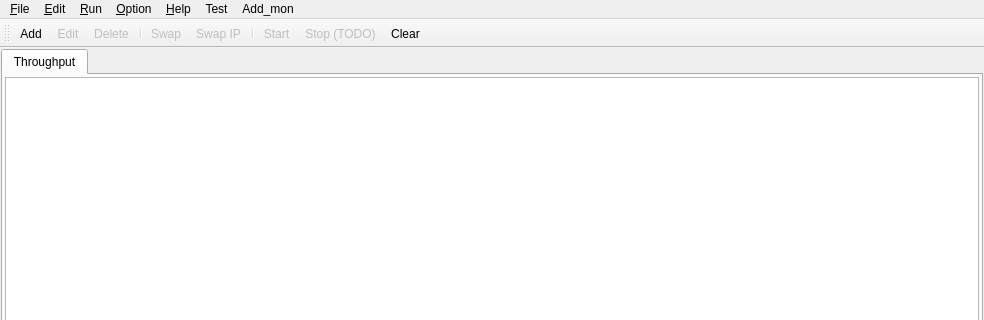
coolshou/qiperf, file qiperfc/src/qiperfc.ui: the form before one commit; both pictures show x 0 to 984 and y 0 to 320 of the 984 by 674 pixel window.
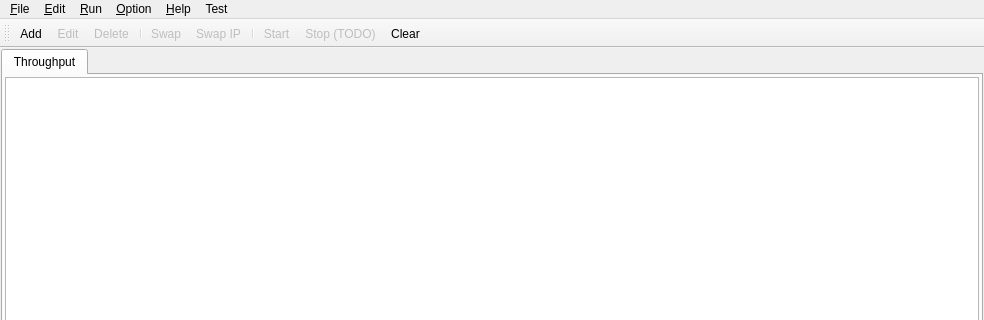
The form after the commit. Icons and pictures are not drawn.

```diff
--- a/qiperfc/src/qiperfc.ui
+++ b/qiperfc/src/qiperfc.ui
@@ -174,18 +174,12 @@
     </property>
     <addaction name="actionTest"/>
    </widget>
-   <widget class="QMenu" name="menuAdd_mon">
-    <property name="title">
-     <string>Add_mon</string>
-    </property>
-   </widget>
    <addaction name="menuFile"/>
    <addaction name="menuEdit"/>
    <addaction name="menuRun"/>
    <addaction name="menuOption"/>
    <addaction name="menuHelp"/>
    <addaction name="menuTest"/>
-   <addaction name="menuAdd_mon"/>
   </widget>
   <widget class="QStatusBar" name="statusbar"/>
   <widget class="QToolBar" name="toolBar">
```
